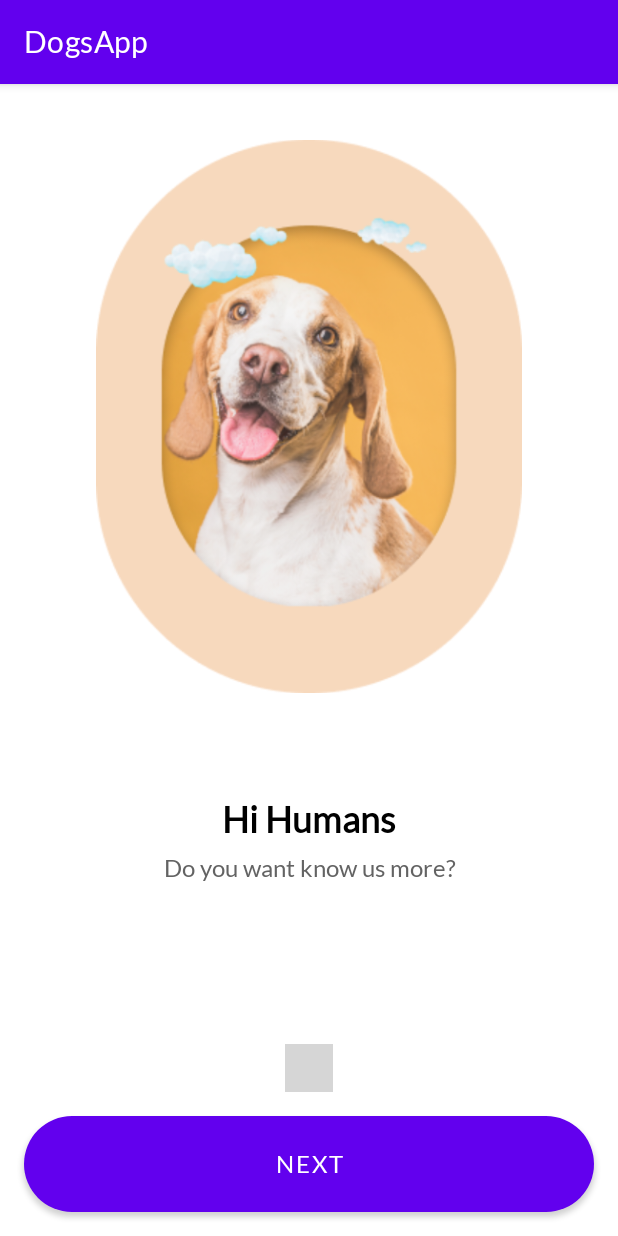
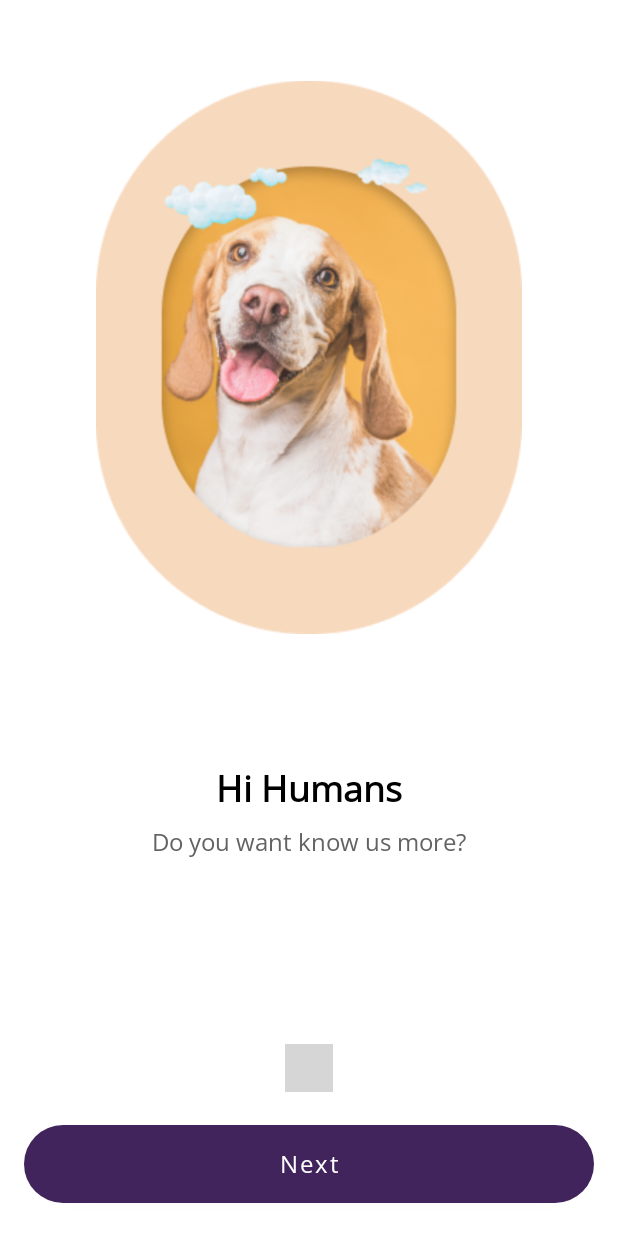
Before and after one commit to hamedhoseini/DogsApp, an Android app: the screen it shows after launch (MainActivity), on a phone screen of 412 x 824 dp. Run offline under Robolectric (Android 15) with nearby library versions, the phone set to English and light mode, and no system bars; our stand-ins replace Dagger/Hilt's generated code, data binding; plain views replace DotsIndicator; 3 statements that could not run were skipped; grey boxes are pictures that could not be loaded.

Commit message:
Revised theme and fonts

```diff
--- a/app/src/main/res/layout/fragment_presentation.xml
+++ b/app/src/main/res/layout/fragment_presentation.xml
@@ -46,10 +46,11 @@
         android:layout_width="0dp"
         android:layout_height="@dimen/button_height_64dp"
         android:layout_margin="@dimen/margin_16dp"
-        android:background="@drawable/btn_background_radius_corner_purple"
+        app:backgroundTint="@color/dark_purple"
         android:text="@string/next"
         android:textColor="@color/white"
         android:textSize="@dimen/textSizeBig"
+        app:cornerRadius="32dp"
         android:onClick="@{viewModel.goToTheNext}"
         app:layout_constraintTop_toBottomOf="@+id/worm_dots_indicator"
         app:layout_constraintBottom_toBottomOf="parent"
--- a/app/src/main/res/values/colors.xml
+++ b/app/src/main/res/values/colors.xml
@@ -8,6 +8,9 @@
     <color name="black">#FF000000</color>
     <color name="white">#FFFFFFFF</color>
     <color name="dark_purple">#41245C</color>
+    <color name="dark_purple_variant">#21122E</color>
+    <color name="beige">#EBA059</color>
+    <color name="beige_dark">#8F6236</color>
     <color name="light_gray">#D9D9D9</color>
     <color name="gray">#636363</color>
 </resources>
--- a/app/src/main/res/values/themes.xml
+++ b/app/src/main/res/values/themes.xml
@@ -1,19 +1,20 @@
 <resources xmlns:tools="http://schemas.android.com/tools">
     <!-- Base application theme. -->
-    <style name="Theme.DogsApp" parent="Theme.MaterialComponents.DayNight.DarkActionBar">
+    <style name="Theme.DogsApp" parent="Theme.MaterialComponents.Light.NoActionBar">
         <!-- Primary brand color. -->
-        <item name="colorPrimary">@color/purple_500</item>
-        <item name="colorPrimaryVariant">@color/purple_700</item>
+        <item name="colorPrimary">@color/dark_purple</item>
+        <item name="colorPrimaryVariant">@color/dark_purple_variant</item>
         <item name="colorOnPrimary">@color/white</item>
         <!-- Secondary brand color. -->
-        <item name="colorSecondary">@color/teal_200</item>
-        <item name="colorSecondaryVariant">@color/teal_700</item>
+        <item name="colorSecondary">@color/beige</item>
+        <item name="colorSecondaryVariant">@color/beige_dark</item>
         <item name="colorOnSecondary">@color/black</item>
         <!-- Status bar color. -->
         <item name="android:statusBarColor">?attr/colorPrimaryVariant</item>
         <!-- Customize your theme here. -->
-        <item name="fontFamily">@font/lato_regular</item>
-         typeface for buttons
-        <item name="android:fontFamily">@font/lato_regular</item>
+        <item name="fontFamily">@font/open_sans_regular</item>
+        <item name="android:textAllCaps">false</item>
+        <!-- typeface for buttons-->
+        <item name="android:fontFamily">@font/open_sans_regular</item>
     </style>
 </resources>
```
Also changed, not shown: app/src/main/res/font/lato_regular.ttf (deleted), app/src/main/res/font/open_sans_regular.ttf (added).
